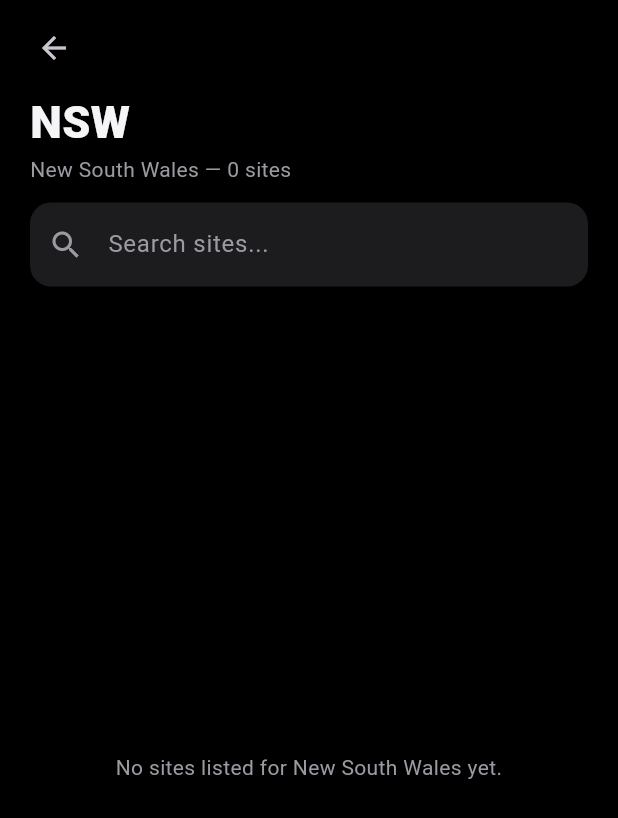
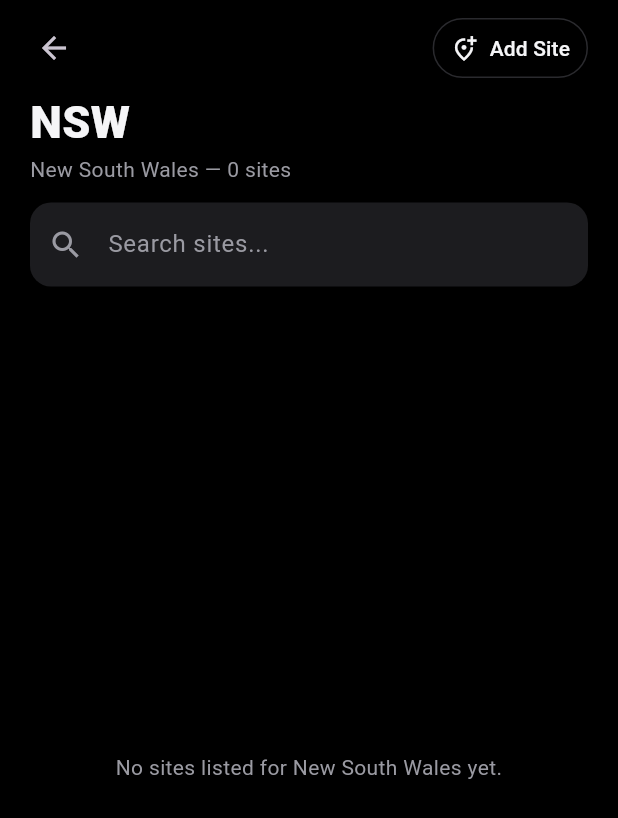
Before and after one commit to darumatic/roadmate, a Flutter app: the StateDetailScreen screen opened directly with empty values, on a phone screen of 412 x 824 dp. Shown: the top 818 px of the screen. Run offline on Flutter 3.47's test engine with Material 3 defaults, Android fonts, the phone set to English and light mode, and no system bars; our stand-ins replace cloud_firestore, firebase_auth, firebase_core, flutter_riverpod, geolocator, go_router and 1 more; accounts and stored records are empty; network calls fail.

Commit message:
Add site action to state pages

```diff
--- a/lib/features/state_detail/state_detail_screen.dart
+++ b/lib/features/state_detail/state_detail_screen.dart
@@ -80,6 +80,22 @@ class _StateDetailScreenState extends ConsumerState<StateDetailScreen> {
                 onPressed: () =>
                     context.canPop() ? context.pop() : context.go('/home'),
               ),
+              const Spacer(),
+              OutlinedButton.icon(
+                style: OutlinedButton.styleFrom(
+                  foregroundColor: AppTheme.textPrimary,
+                  side: const BorderSide(color: AppTheme.border),
+                  padding: const EdgeInsets.symmetric(
+                    horizontal: 12,
+                    vertical: 8,
+                  ),
+                  tapTargetSize: MaterialTapTargetSize.shrinkWrap,
+                ),
+                icon: const Icon(Icons.add_location_alt_outlined, size: 18),
+                label: const Text('Add Site'),
+                onPressed: () =>
+                    context.push('/add?state=${widget.state.code}'),
+              ),
             ],
           ),
           Padding(
--- a/lib/router.dart
+++ b/lib/router.dart
@@ -54,7 +54,9 @@ final appRouter = GoRouter(
     GoRoute(
       path: '/add',
       parentNavigatorKey: _rootKey,
-      builder: (_, _) => const AddSiteScreen(),
+      builder: (_, state) => AddSiteScreen(
+        initialState: stateFromRouteCode(state.uri.queryParameters['state']),
+      ),
     ),
   ],
 );
```
Also changed, not shown: lib/features/add_site/add_site_screen.dart (+10 -2 lines), 1 other file.
